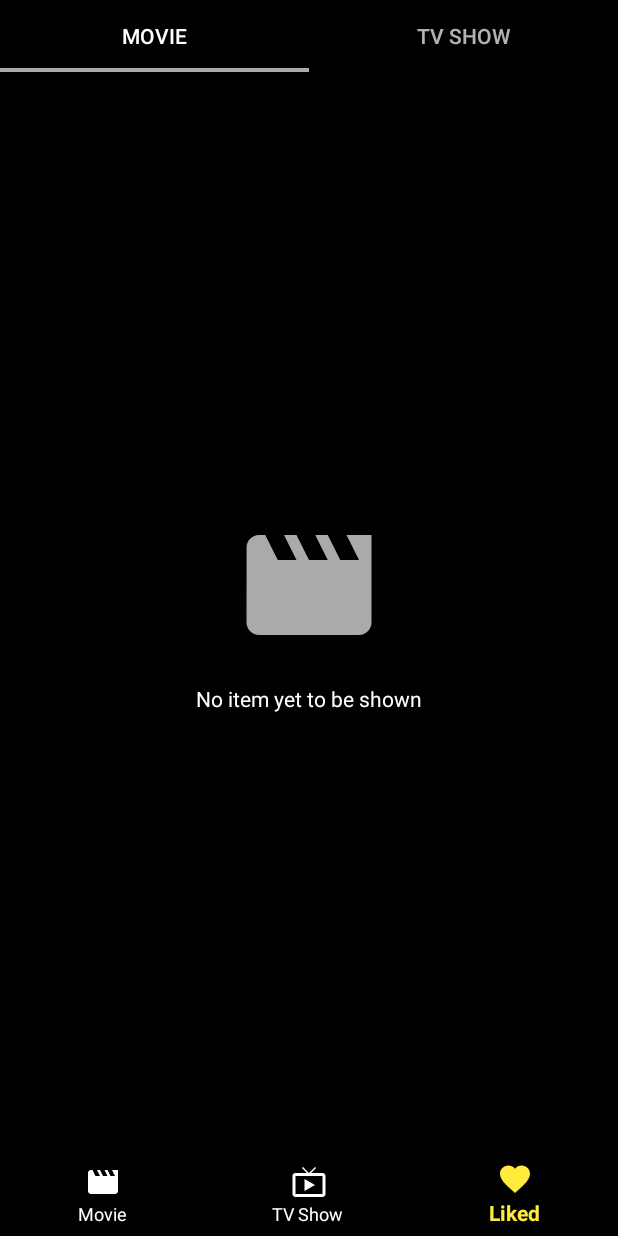
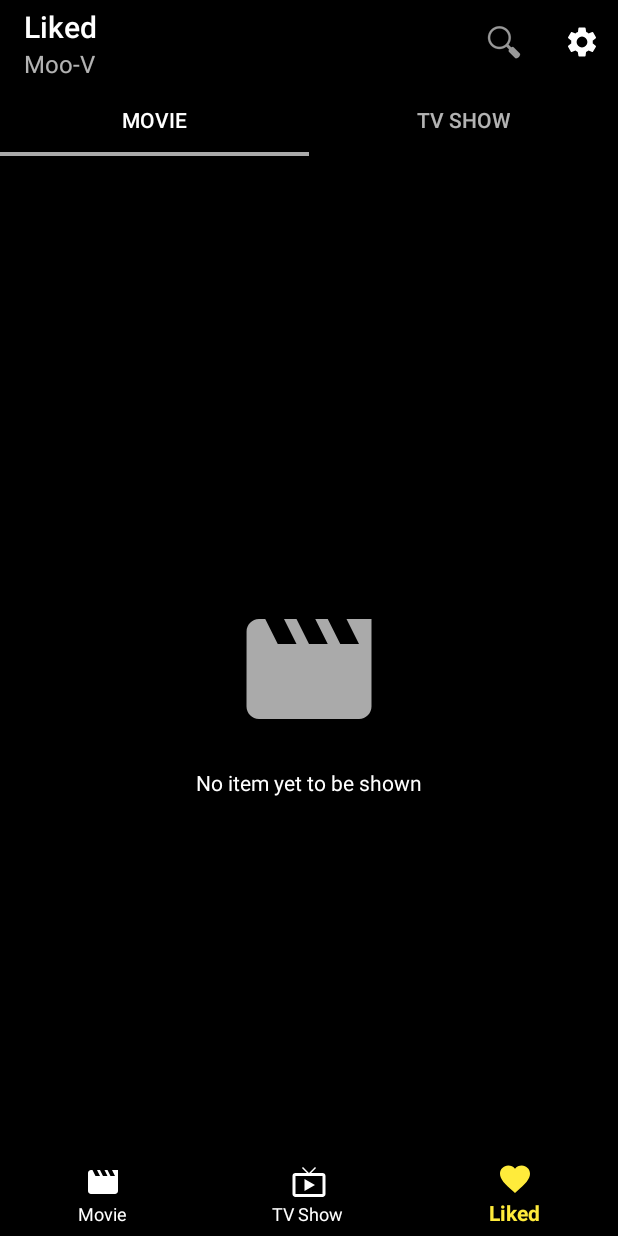
Before and after one commit to FungkiPandu/moo-v, an Android app: the screen it shows after launch (MainActivity), item 3 of the bottom bar chosen, on a phone screen of 412 x 824 dp. Run offline under Robolectric (Android 15) with nearby library versions, the phone set to English and light mode, and no system bars; our stand-ins replace Room's generated code; libraries missing offline, so code that uses them is left out: com.androidnetworking, com.androidnetworking.error, com.androidnetworking.interfaces; pictures from the network do not load; 2 statements that could not run were skipped.

Commit message:
re-architect favorite home page and remove redundant + unused codes

```diff
--- a/app/src/main/java/xyz/neopandu/moov/flow/main/favorite/FavoriteFragment.kt
+++ b/app/src/main/java/xyz/neopandu/moov/flow/main/favorite/FavoriteFragment.kt
@@ -1,20 +1,24 @@
 package xyz.neopandu.moov.flow.main.favorite
 
 import android.content.Context
+import android.content.Intent
 import android.os.Bundle
 import android.view.LayoutInflater
 import android.view.View
 import android.view.ViewGroup
+import androidx.appcompat.widget.Toolbar
 import androidx.fragment.app.Fragment
 import androidx.viewpager.widget.ViewPager
 import com.google.android.material.tabs.TabLayout
 import xyz.neopandu.moov.R
 import xyz.neopandu.moov.flow.main.OnListFragmentInteractionListener
+import xyz.neopandu.moov.flow.search.SearchActivity
+import xyz.neopandu.moov.flow.setting.PreferenceActivity
 
 class FavoriteFragment : Fragment() {
     private var listener: OnListFragmentInteractionListener? = null
 
-    //    private lateinit var toolbar: Toolbar
+    private lateinit var toolbar: Toolbar
     private lateinit var viewPager: ViewPager
     private lateinit var tabLayout: TabLayout
 
@@ -25,29 +29,36 @@ class FavoriteFragment : Fragment() {
         // Inflate the layout for this fragment
         val view = inflater.inflate(R.layout.fragment_favorite, container, false)
 
-//        toolbar = view.findViewById(R.id.fav_toolbar)
+        toolbar = view.findViewById(R.id.fav_toolbar)
         viewPager = view.findViewById(R.id.fav_view_pager)
         tabLayout = view.findViewById(R.id.fav_tab_layout)
 
         viewPager.adapter = FavoritePagerAdapter(requireContext(), childFragmentManager)
         tabLayout.setupWithViewPager(viewPager)
 
+        setupToolbar()
+
         return view
     }
 
-//    private fun initToolbar() {
-//        toolbar.setSubtitle(R.string.app_name)
-//        toolbar.inflateMenu(R.menu.main_menu)
-//        toolbar.setOnMenuItemClickListener {
-//            when(it.itemId) {
-//                R.id.action_change_settings -> {
-//                    val mIntent = Intent(Settings.ACTION_LOCALE_SETTINGS)
-//                    startActivity(mIntent)
-//                }
-//            }
-//            super.onOptionsItemSelected(it)
-//        }
-//    }
+    private fun setupToolbar() {
+        with(toolbar) {
+            setTitle(R.string.title_favorite)
+            setSubtitle(R.string.app_name)
+            inflateMenu(R.menu.main_menu)
+            setOnMenuItemClickListener {
+                when (it.itemId) {
+                    R.id.action_search -> {
+                        startActivity(Intent(requireActivity(), SearchActivity::class.java))
+                    }
+                    R.id.action_preferences -> {
+                        startActivity(Intent(requireActivity(), PreferenceActivity::class.java))
+                    }
+                }
+                super.onOptionsItemSelected(it)
+            }
+        }
+    }
 
     override fun onAttach(context: Context) {
         super.onAttach(context)
--- /dev/null
+++ b/app/src/main/java/xyz/neopandu/moov/flow/main/favorite/FavoriteListFragment.kt
@@ -0,0 +1,92 @@
+package xyz.neopandu.moov.flow.main.favorite
+
+import android.content.Context
+import android.os.Bundle
+import android.view.LayoutInflater
+import android.view.View
+import android.view.ViewGroup
+import androidx.fragment.app.Fragment
+import androidx.lifecycle.Observer
+import androidx.lifecycle.ViewModelProviders
+import androidx.recyclerview.widget.LinearLayoutManager
+import androidx.recyclerview.widget.RecyclerView
+import androidx.swiperefreshlayout.widget.SwipeRefreshLayout
+import xyz.neopandu.moov.R
+import xyz.neopandu.moov.adapters.MyMovieRecyclerViewAdapter
+import xyz.neopandu.moov.flow.FavoriteViewModel
+import xyz.neopandu.moov.flow.FavoriteViewModelFactory
+import xyz.neopandu.moov.flow.main.OnListFragmentInteractionListener
+import xyz.neopandu.moov.models.Movie
+
+
+class FavoriteListFragment : Fragment() {
+
+    companion object {
+        const val TYPE_EXTRA = "movie_type"
+
+        @JvmStatic
+        fun newInstance(type: Movie.MovieType): FavoriteListFragment {
+            return FavoriteListFragment().apply {
+                arguments = Bundle().apply {
+                    putString(TYPE_EXTRA, type.name)
+                }
+            }
+        }
+    }
+
+    private var type: Movie.MovieType? = null
+    private var listener: OnListFragmentInteractionListener? = null
+    private val adapter by lazy { MyMovieRecyclerViewAdapter(requireContext(), listener) }
+    private lateinit var movieList: RecyclerView
+    private lateinit var swipeRefreshLayout: SwipeRefreshLayout
+
+    private val favoriteViewModel by lazy {
+        ViewModelProviders.of(
+            requireActivity(),
+            FavoriteViewModelFactory(requireActivity().application)
+        ).get(FavoriteViewModel::class.java)
+    }
+
+    override fun onAttach(context: Context) {
+        super.onAttach(context)
+        val activityContext = requireActivity()
+        if (activityContext is OnListFragmentInteractionListener) {
+            listener = activityContext
+        } else {
+            throw RuntimeException("$context must implement OnListFragmentInteractionListener")
+        }
+    }
+
+    override fun onCreate(savedInstanceState: Bundle?) {
+        super.onCreate(savedInstanceState)
+        arguments?.getString(TYPE_EXTRA)?.let {
+            type = Movie.MovieType.valueOf(it)
+        }
+    }
+
+    override fun onCreateView(
+        inflater: LayoutInflater, container: ViewGroup?,
+        savedInstanceState: Bundle?
+    ): View? {
+        val view = inflater.inflate(R.layout.fragment_movie_list, container, false)
+
+        movieList = view.findViewById(R.id.movie_list)
+        swipeRefreshLayout = view.findViewById(R.id.swipe_refresh_layout)
+
+        movieList.adapter = this.adapter
+        movieList.layoutManager = LinearLayoutManager(requireContext())
+
+        swipeRefreshLayout.isEnabled = false
+
+        val favoriteLiveData =
+            if (type == Movie.MovieType.MOVIE) favoriteViewModel.favoriteMovies
+            else favoriteViewModel.favoriteTVs
+
+        favoriteLiveData.observe(requireActivity(), Observer {
+            adapter.updateValues(it)
+            adapter.updateFavorites(it)
+        })
+
+        return view
+    }
+}
--- a/app/src/main/java/xyz/neopandu/moov/flow/main/favorite/FavoritePagerAdapter.kt
+++ b/app/src/main/java/xyz/neopandu/moov/flow/main/favorite/FavoritePagerAdapter.kt
@@ -5,13 +5,13 @@ import androidx.fragment.app.Fragment
 import androidx.fragment.app.FragmentManager
 import androidx.fragment.app.FragmentPagerAdapter
 import xyz.neopandu.moov.R
-import xyz.neopandu.moov.flow.main.movieList.MovieFragment
+import xyz.neopandu.moov.models.Movie
 
 class FavoritePagerAdapter(private val context: Context, fm: FragmentManager) :
     FragmentPagerAdapter(fm, BEHAVIOR_RESUME_ONLY_CURRENT_FRAGMENT) {
     override fun getItem(position: Int): Fragment = when (position) {
-        0 -> MovieFragment.newInstance(MovieFragment.FragmentType.FAVORITE_MOVIE)
-        else -> MovieFragment.newInstance(MovieFragment.FragmentType.FAVORITE_TV)
+        0 -> FavoriteListFragment.newInstance(Movie.MovieType.MOVIE)
+        else -> FavoriteListFragment.newInstance(Movie.MovieType.TV_SHOW)
     }
 
     override fun getPageTitle(position: Int): CharSequence? {
--- a/app/src/main/java/xyz/neopandu/moov/flow/main/movie/MovieFragment.kt
+++ b/app/src/main/java/xyz/neopandu/moov/flow/main/movie/MovieFragment.kt
@@ -41,7 +41,7 @@ class MovieFragment : Fragment() {
 
         tabLayout.setupWithViewPager(viewPager)
 
-        initToolbar()
+        setupToolbar()
 
         val sectionsPagerAdapter =
             MoviePagerAdapter(requireContext(), sections, childFragmentManager)
@@ -49,11 +49,6 @@ class MovieFragment : Fragment() {
         viewPager.adapter = sectionsPagerAdapter
 
         return view
-    }
-
-    private fun initToolbar() {
-        toolbar.setTitle(R.string.title_movie)
-        setupToolbar()
     }
 
     private fun setupToolbar() {
--- a/app/src/main/java/xyz/neopandu/moov/flow/main/movieList/MovieFragment.kt
+++ /dev/null
@@ -1,185 +0,0 @@
-package xyz.neopandu.moov.flow.main.movieList
-
-import android.content.Context
-import android.os.Bundle
-import android.view.LayoutInflater
-import android.view.View
-import android.view.ViewGroup
-import androidx.core.content.ContextCompat
-import androidx.fragment.app.Fragment
-import androidx.lifecycle.Observer
-import androidx.lifecycle.ViewModelProviders
-import androidx.recyclerview.widget.LinearLayoutManager
-import androidx.recyclerview.widget.RecyclerView
-import androidx.swiperefreshlayout.widget.SwipeRefreshLayout
-import xyz.neopandu.moov.R
-import xyz.neopandu.moov.adapters.MyMovieRecyclerViewAdapter
-import xyz.neopandu.moov.flow.FavoriteViewModel
-import xyz.neopandu.moov.flow.FavoriteViewModelFactory
-import xyz.neopandu.moov.flow.main.MainViewModel
-import xyz.neopandu.moov.flow.main.OnListFragmentInteractionListener
-
-/**
- * A fragment representing a list of Items.
- * Activities containing this fragment MUST implement the
- * [OnListFragmentInteractionListener] interface.
- */
-class MovieFragment : Fragment() {
-
-    private val viewModel by lazy {
-        ViewModelProviders.of(requireActivity()).get(MainViewModel::class.java)
-    }
-    private val favoriteViewModel by lazy {
-        ViewModelProviders.of(
-            requireActivity(),
-            FavoriteViewModelFactory(requireActivity().application)
-        ).get(FavoriteViewModel::class.java)
-    }
-    private var type: FragmentType = FragmentType.MOVIE
-    private var listener: OnListFragmentInteractionListener? = null
-    private var adapter: MyMovieRecyclerViewAdapter? = null
-    private lateinit var movieList: RecyclerView
-    private lateinit var swipeRefreshLayout: SwipeRefreshLayout
-
-    override fun onCreate(savedInstanceState: Bundle?) {
-        super.onCreate(savedInstanceState)
-
-        arguments?.let {
-            type = FragmentType.valueOf(it.getString(ARG_TYPE) ?: "MOVIE")
-        }
-    }
-
-    override fun onCreateView(
-        inflater: LayoutInflater, container: ViewGroup?,
-        savedInstanceState: Bundle?
-    ): View? {
-        val view = inflater.inflate(R.layout.fragment_movie_list, container, false)
-
-        movieList = view.findViewById(R.id.movie_list)
-        swipeRefreshLayout = view.findViewById(R.id.swipe_refresh_layout)
-
-        initRecyclerView()
-        loadData()
-
-        return view
-    }
-
-    private fun initRecyclerView() {
-        movieList.layoutManager = LinearLayoutManager(context)
-        adapter = MyMovieRecyclerViewAdapter(requireContext(), listener)
-        movieList.adapter = this@MovieFragment.adapter
-    }
-
-    private fun loadData() {
-        when (type) {
-            FragmentType.MOVIE -> {
-                viewModel.showMovieLoading.observe(this, Observer {
-                    swipeRefreshLayout.isRefreshing = it
-                })
-                viewModel.movies.observe(viewLifecycleOwner, Observer {
-                    adapter?.updateValues(it)
-                })
-                swipeRefreshLayout.setOnRefreshListener {
-                    viewModel.fetchMovieList()
-                }
-                favoriteViewModel.favoriteMovies.observe(viewLifecycleOwner, Observer {
-                    adapter?.updateFavorites(it)
-                })
-            }
-            FragmentType.TV_SHOW -> {
-                viewModel.showTVLoading.observe(this, Observer {
-                    swipeRefreshLayout.isRefreshing = it
-                })
-                viewModel.tvShows.observe(viewLifecycleOwner, Observer {
-                    adapter?.updateValues(it)
-                    adapter?.emptyDrawable = ContextCompat.getDrawable(
-                        requireContext(),
-                        R.drawable.ic_live_tv_white_24dp
-                    )
-                })
-                swipeRefreshLayout.setOnRefreshListener {
-                    viewModel.fetchTvShowList()
-                }
-                favoriteViewModel.favoriteTVs.observe(viewLifecycleOwner, Observer {
-                    adapter?.updateFavorites(it)
-                })
-            }
-            FragmentType.FAVORITE_MOVIE -> {
-                favoriteViewModel.favoriteMovies.observe(viewLifecycleOwner, Observer {
-                    adapter?.updateValues(it)
-                    adapter?.updateFavorites(it)
-                })
-                swipeRefreshLayout.isEnabled = false
-            }
-            FragmentType.FAVORITE_TV -> {
-                favoriteViewModel.favoriteTVs.observe(viewLifecycleOwner, Observer {
-                    adapter?.updateValues(it)
-                    adapter?.updateFavorites(it)
-                    adapter?.emptyDrawable = ContextCompat.getDrawable(
-                        requireContext(),
-                        R.drawable.ic_live_tv_white_24dp
-                    )
-                })
-                swipeRefreshLayout.isEnabled = false
-            }
-        }
-
-
-        movieList.addOnScrollListener(object : RecyclerView.OnScrollListener() {
-            override fun onScrolled(recyclerView: RecyclerView, dx: Int, dy: Int) {
-                super.onScrolled(recyclerView, dx, dy)
-                recyclerView.layoutManager?.let {
-                    val visibleItemCount = it.childCount
-                    val totalItemCount = it.itemCount
-                    val firstVisibleItemPosition = (it as LinearLayoutManager).findFirstVisibleItemPosition()
-
-                    if (!swipeRefreshLayout.isRefreshing) {
-                        if (visibleItemCount + firstVisibleItemPosition >= totalItemCount && firstVisibleItemPosition >= 0) {
-                            fetchNextPage()
-                        }
-                    }
-                }
-
-            }
-        })
-    }
-
-    private fun fetchNextPage() {
-        when (type) {
-            FragmentType.MOVIE -> viewModel.fetchNextMovieList()
-            FragmentType.TV_SHOW -> viewModel.fetchNextTvShowList()
-            else -> {
-            }
-        }
-    }
-
-    override fun onAttach(context: Context) {
-        super.onAttach(context)
-        if (context is OnListFragmentInteractionListener) {
-            listener = context
-        } else {
-            throw RuntimeException("$context must implement OnListFragmentInteractionListener")
-        }
-    }
-
-    override fun onDetach() {
-        super.onDetach()
-        listener = null
-    }
-
-    enum class FragmentType {
-        MOVIE, TV_SHOW, FAVORITE_MOVIE, FAVORITE_TV
-    }
-
-    companion object {
-        const val ARG_TYPE = "type"
-
-        @JvmStatic
-        fun newInstance(type: FragmentType) =
-            MovieFragment().apply {
-                arguments = Bundle().apply {
-                    putString(ARG_TYPE, type.name)
-                }
-            }
-    }
-}
--- a/app/src/main/res/layout/fragment_favorite.xml
+++ b/app/src/main/res/layout/fragment_favorite.xml
@@ -12,16 +12,16 @@
         android:layout_height="wrap_content"
         android:theme="@style/AppTheme.AppBarOverlay">
 
-        <!--        <androidx.appcompat.widget.Toolbar-->
-        <!--            android:id="@+id/fav_toolbar"-->
-        <!--            android:layout_width="match_parent"-->
-        <!--            android:layout_height="?attr/actionBarSize"-->
-        <!--            android:background="?attr/colorPrimary"-->
-        <!--            app:titleTextColor="@color/white"-->
-        <!--            app:title="@string/title_favorite"-->
-        <!--            app:contentInsetStartWithNavigation="0dp"-->
-        <!--            app:layout_scrollFlags="scroll|enterAlways"-->
-        <!--            app:popupTheme="@style/AppTheme.PopupOverlay"/>-->
+        <androidx.appcompat.widget.Toolbar
+            android:id="@+id/fav_toolbar"
+            android:layout_width="match_parent"
+            android:layout_height="?attr/actionBarSize"
+            android:background="?attr/colorPrimary"
+            app:contentInsetStartWithNavigation="0dp"
+            app:layout_scrollFlags="scroll|enterAlways"
+            app:popupTheme="@style/AppTheme.PopupOverlay"
+            app:title="@string/title_favorite"
+            app:titleTextColor="@color/white" />
 
         <com.google.android.material.tabs.TabLayout
             android:id="@+id/fav_tab_layout"
@@ -30,18 +30,6 @@
             app:tabGravity="fill"
             app:tabIndicatorHeight="2.5dp"
             app:tabIconTint="@color/white">
-
-            <com.google.android.material.tabs.TabItem
-                android:layout_width="match_parent"
-                android:layout_height="wrap_content"
-                android:icon="@drawable/ic_movie_white_24dp"
-                android:text="@string/title_movie"/>
-
-            <com.google.android.material.tabs.TabItem
-                android:layout_width="wrap_content"
-                android:layout_height="wrap_content"
-                android:icon="@drawable/ic_live_tv_white_24dp"
-                android:text="@string/title_tv_show"/>
 
         </com.google.android.material.tabs.TabLayout>
 
--- a/app/src/main/res/layout/fragment_movie_list.xml
+++ b/app/src/main/res/layout/fragment_movie_list.xml
@@ -3,7 +3,6 @@
     xmlns:android="http://schemas.android.com/apk/res/android"
     xmlns:app="http://schemas.android.com/apk/res-auto"
     xmlns:tools="http://schemas.android.com/tools"
-    android:name="xyz.neopandu.moo_ve.flow.main.movieList.MovieFragment"
     android:layout_width="match_parent"
     android:layout_height="match_parent"
     android:orientation="vertical"
@@ -19,7 +18,6 @@
             android:layout_width="match_parent"
             android:layout_height="match_parent"
             app:layoutManager="LinearLayoutManager"
-            tools:context=".flow.main.movieList.MovieFragment"
             tools:listitem="@layout/row_item_movie"/>
 
     </androidx.swiperefreshlayout.widget.SwipeRefreshLayout>
--- a/app/src/main/res/values-v14/dimens.xml
+++ b/app/src/main/res/values-v14/dimens.xml
@@ -5,6 +5,5 @@
 Refer to App Widget Documentation for margin information
 http://developer.android.com/guide/topics/appwidgets/index.html#CreatingLayout
     -->
-    <dimen name="widget_margin">0dp</dimen>
 
 </resources>
--- a/app/src/main/res/values-w820dp/dimens.xml
+++ b/app/src/main/res/values-w820dp/dimens.xml
@@ -2,5 +2,4 @@
     <!-- Example customization of dimensions originally defined in res/values/dimens.xml
          (such as screen margins) for screens with more than 820dp of available width. This
          would include 7" and 10" devices in landscape (~960dp and ~1280dp respectively). -->
-    <dimen name="activity_horizontal_margin">64dp</dimen>
 </resources>
--- a/app/src/main/res/values/dimens.xml
+++ b/app/src/main/res/values/dimens.xml
@@ -2,15 +2,9 @@
     <!-- Default screen margins, per the Android Design guidelines. -->
     <dimen name="text_margin">16dp</dimen>
     <!-- Default screen margins, per the Android Design guidelines. -->
-    <dimen name="activity_horizontal_margin">16dp</dimen>
-    <dimen name="activity_vertical_margin">16dp</dimen>
-    <dimen name="appbar_padding">16dp</dimen>
-    <dimen name="fab_margin">16dp</dimen>
-    <dimen name="appbar_padding_top">8dp</dimen>
 
     <!--
 Refer to App Widget Documentation for margin information
 http://developer.android.com/guide/topics/appwidgets/index.html#CreatingLayout
     -->
-    <dimen name="widget_margin">8dp</dimen>
 </resources>
--- a/app/src/main/res/values/strings.xml
+++ b/app/src/main/res/values/strings.xml
@@ -17,15 +17,11 @@
     <string name="user_score">User Score</string>
     <string name="error_dialog_title">Error</string>
     <string name="error_dialog_message">An error occurred while retrieving %s from Server. Please try again</string>
-    <string name="movie_list">movie list</string>
-    <string name="tv_list">TV-show list</string>
     <string name="try_again">Try Again</string>
     <string name="cancel">Cancel</string>
     <string name="favorite_button">favorite button</string>
     <string name="no_item_text">No item yet to be shown</string>
     <string name="search">Search</string>
-    <string name="appwidget_text">EXAMPLE</string>
-    <string name="add_widget">Add widget</string>
 
     <!-- Preference -->
     <string name="language">Language</string>
@@ -82,6 +78,5 @@
     <!--  TV section titles  -->
     <string name="airing_today_title">Airing Today</string>
     <string name="on_the_air">On The Air</string>
-    <string name="latest">Latest</string>
 
 </resources>
```
Also changed, not shown: app/src/main/java/xyz/neopandu/moov/flow/main/MainViewModel.kt (deleted, +0 -100 lines), app/src/main/res/layout/fragment_search.xml (deleted, +0 -23 lines), app/src/main/res/values/arrays.xml (+0 -8 lines), 1 other file.
